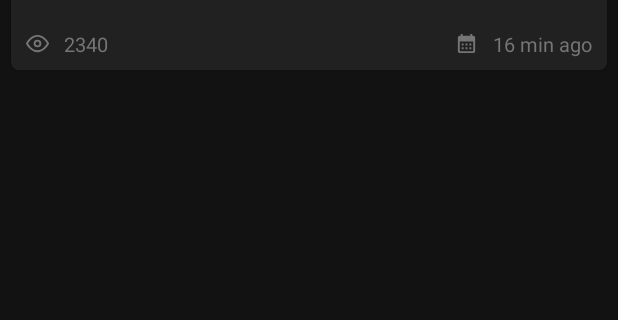
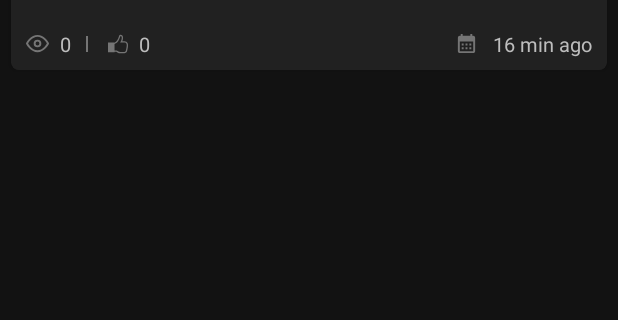
Before and after one commit to lvsmsmvh/hearthstone-decks, an Android app: the layout item_deck_preview.xml on its own in the app's theme, with its tools: preview values and no code run, on a phone screen of 412 x 824 dp, the part 88-408 px from its top. Run offline under Robolectric (Android 15) with nearby library versions, the phone set to English and light mode, and no system bars; network calls fail.

Commit message:
Add rating

```diff
--- a/app/src/main/java/com/cyberquick/hearthstonedecks/presentation/fragments/PageFragment.kt
+++ b/app/src/main/java/com/cyberquick/hearthstonedecks/presentation/fragments/PageFragment.kt
@@ -105,6 +105,8 @@ abstract class PageFragment : BaseFragment(), MenuProvider {
 
                 is LoadingState.Loaded -> {
                     Log.i("tag_page", "Page ${state.result.number} loaded")
+                    val ratings = state.result.deckPreviews.map { it.rating }
+                    Log.i("tag_page", "Ratings : ${ratings}")
                     deckAdapter.set(state.result.deckPreviews)
                     updateLayout(state)
                     wasPreviouslyLoaded = true
--- /dev/null
+++ b/app/src/main/res/drawable/ic_like.xml
@@ -0,0 +1,4 @@
+<vector android:height="80dp" android:viewportHeight="502.64"
+    android:viewportWidth="502.64" android:width="80dp" xmlns:android="http://schemas.android.com/apk/res/android">
+    <path android:fillColor="#010002" android:pathData="M494.81,235.51c-15.21,-36.93 -43.94,-55.67 -85.44,-55.67c0,0 -27.24,0 -49.74,0c8.41,-19 17.77,-46.57 17.77,-79.79c0,-9.1 -0.71,-18.55 -2.44,-28.17c-6.54,-38.61 -32.9,-59.15 -70.36,-55.03c-14.84,1.7 -19.93,15.79 -32.23,49.94c-10.2,28.3 -24.18,67.06 -44.46,98.23c-14.9,22.91 -41.46,40.98 -63.76,52.12v-2.83H0V458.21h164.2v-13.44c25.84,-1.27 40.53,-0.52 43.98,0.58l29.38,17.06l21.96,13.7c21.33,11.5 114.65,12.6 154.66,6.66c51.45,-7.51 63.87,-49.68 64.39,-51.49C482.63,417.31 518.02,291.83 494.81,235.51zM447.57,422.42c-0.3,0.93 -7.79,24.03 -38.07,28.37c-43.06,6.41 -122.91,2.52 -134.75,-3.13c0.09,0.06 -19.48,-12.21 -19.48,-12.21l-36.91,-20.73c-8.56,-2.87 -27.98,-3.19 -54.16,-2.03V252.04c26.45,-10.7 67.41,-33.67 90.77,-69.42c22.35,-34.3 37.06,-75.09 47.8,-104.92c0,0 9.47,-23.58 11.76,-29.03c16.35,0.09 25.37,9.08 28.73,28.56c1.34,7.64 1.86,15.21 1.86,22.52c0,48.34 -24.83,86.82 -25.19,87.3l-16.37,24.96l105.83,0.04c28.3,0 45.43,11.02 55.63,35.74C481.05,286.72 457.75,387.09 447.57,422.42z"/>
+</vector>
--- a/app/src/main/res/layout/item_deck_preview.xml
+++ b/app/src/main/res/layout/item_deck_preview.xml
@@ -93,6 +93,11 @@
             android:gravity="center_vertical"
             android:orientation="horizontal">
 
+            <LinearLayout
+                android:layout_width="wrap_content"
+                android:gravity="center_vertical"
+                android:orientation="horizontal"
+                android:layout_height="wrap_content">
                 <ImageView
                     android:layout_width="15dp"
                     android:layout_height="15dp"
@@ -104,10 +109,42 @@
                     android:id="@+id/deck_views"
                     android:layout_width="wrap_content"
                     android:layout_height="wrap_content"
-                android:layout_marginStart="10dp"
-                android:textColor="@color/text_3"
+                    android:layout_marginStart="7dp"
+                    android:textColor="@color/text_2"
                     android:textSize="13sp"
-                tools:text="2340" />
+                    tools:text="0" />
+            </LinearLayout>
+
+            <View
+                android:layout_width="1dp"
+                android:layout_height="match_parent"
+                android:background="@color/text_3"
+                android:layout_marginHorizontal="10dp"
+                android:layout_marginVertical="4dp" />
+
+            <LinearLayout
+                android:layout_width="wrap_content"
+                android:gravity="center_vertical"
+                android:layout_marginStart="3dp"
+                android:orientation="horizontal"
+                android:layout_height="wrap_content">
+                <ImageView
+                    android:layout_width="13dp"
+                    android:layout_height="13dp"
+                    android:contentDescription="@string/dust_icon"
+                    android:src="@drawable/ic_like"
+                    app:tint="@color/text_3" />
+
+                <TextView
+                    android:id="@+id/deck_rating"
+                    android:layout_width="wrap_content"
+                    android:layout_height="wrap_content"
+                    android:layout_marginStart="7dp"
+                    android:textColor="@color/text_2"
+                    android:textSize="13sp"
+                    tools:text="0" />
+            </LinearLayout>
+
         </LinearLayout>
 
         <LinearLayout
@@ -130,7 +167,7 @@
                 android:layout_width="wrap_content"
                 android:layout_height="wrap_content"
                 android:layout_marginStart="10dp"
-                android:textColor="@color/text_3"
+                android:textColor="@color/text_2"
                 android:textSize="13sp"
                 tools:text="16 min ago" />
         </LinearLayout>
--- a/app/src/main/res/values/colors.xml
+++ b/app/src/main/res/values/colors.xml
@@ -33,4 +33,8 @@
 
     <color name="purple">#a656c4</color>
     <color name="blue">#4578cb</color>
+
+    <color name="rating_green">#55ab78</color>
+    <color name="rating_zero">@color/text_2</color>
+    <color name="rating_red">#ab5578</color>
 </resources>
```
Also changed, not shown: app/src/main/java/com/cyberquick/hearthstonedecks/presentation/adapters/DeckViewHolder.kt (+10 -0 lines), app/src/main/java/com/cyberquick/hearthstonedecks/presentation/common/enums/RatingColors.kt (added, +21 -0 lines). Lines whose indentation alone changed are shown as unchanged.
